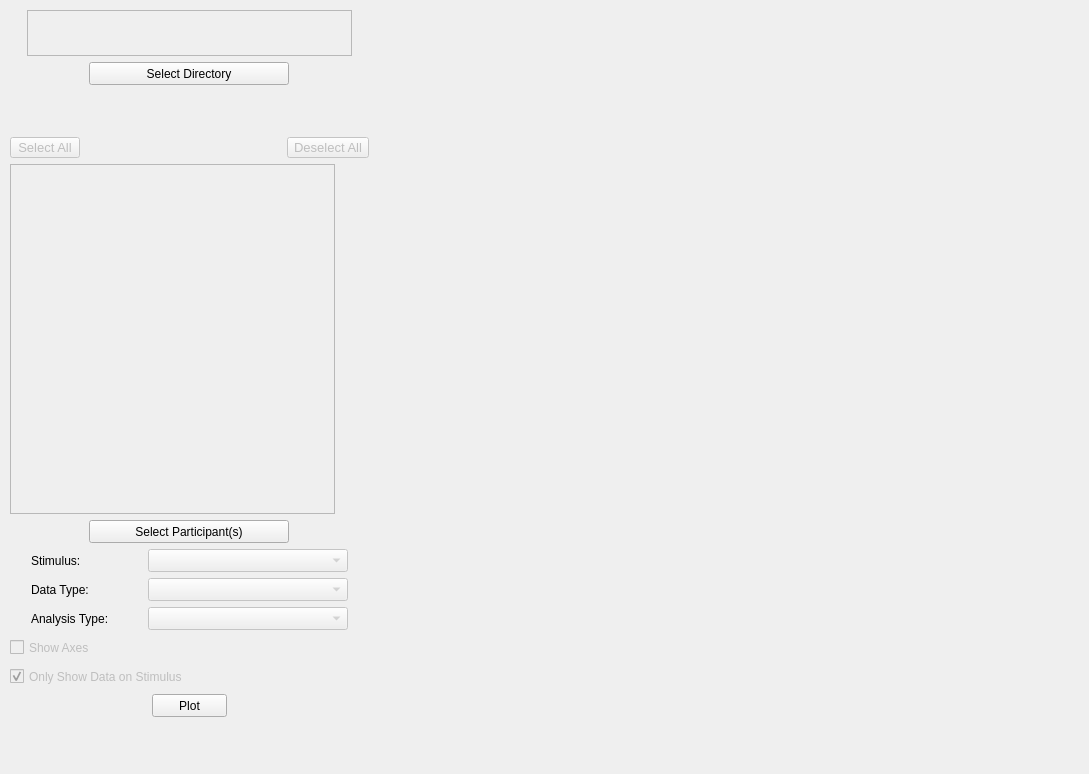
Above: src/main/app_gui.ui from ks061/eye-tracking-visualizer before the change. Below: the same form after it.
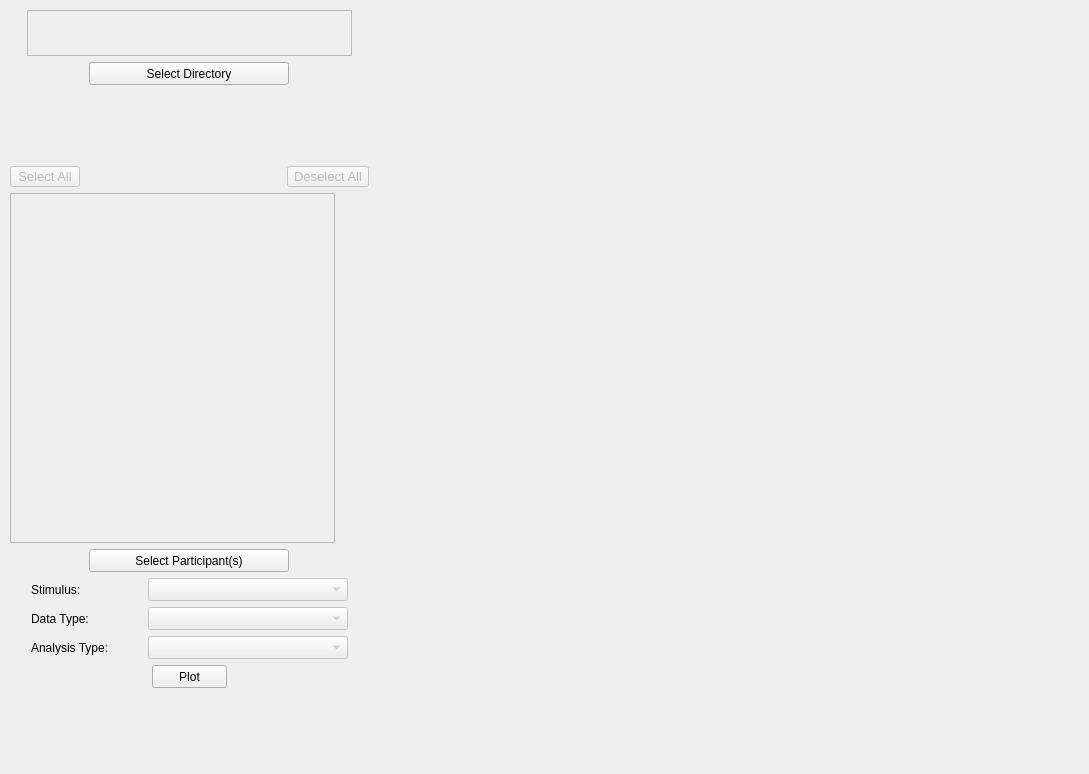
That is the form after the change.

Commit message: added model classes, line plot, heat map (density), plot overlayed on stimulus, and more refactoring overall

Patch:
```diff
--- a/src/main/app_gui.ui
+++ b/src/main/app_gui.ui
@@ -414,75 +414,6 @@
          </item>
         </layout>
        </item>
-       <item>
-        <layout class="QVBoxLayout" name="plot_config_selection_vbox" stretch="0,0">
-         <property name="spacing">
-          <number>-1</number>
-         </property>
-         <property name="sizeConstraint">
-          <enum>QLayout::SetDefaultConstraint</enum>
-         </property>
-         <property name="topMargin">
-          <number>0</number>
-         </property>
-         <item>
-          <widget class="QCheckBox" name="axes_selection_check_box">
-           <property name="enabled">
-            <bool>false</bool>
-           </property>
-           <property name="minimumSize">
-            <size>
-             <width>200</width>
-             <height>23</height>
-            </size>
-           </property>
-           <property name="maximumSize">
-            <size>
-             <width>200</width>
-             <height>23</height>
-            </size>
-           </property>
-           <property name="autoFillBackground">
-            <bool>true</bool>
-           </property>
-           <property name="styleSheet">
-            <string notr="true"/>
-           </property>
-           <property name="text">
-            <string>Show Axes</string>
-           </property>
-           <property name="checked">
-            <bool>false</bool>
-           </property>
-          </widget>
-         </item>
-         <item>
-          <widget class="QCheckBox" name="only_data_on_stimulus_selection_check_box">
-           <property name="enabled">
-            <bool>false</bool>
-           </property>
-           <property name="minimumSize">
-            <size>
-             <width>200</width>
-             <height>23</height>
-            </size>
-           </property>
-           <property name="maximumSize">
-            <size>
-             <width>200</width>
-             <height>23</height>
-            </size>
-           </property>
-           <property name="text">
-            <string>Only Show Data on Stimulus</string>
-           </property>
-           <property name="checked">
-            <bool>true</bool>
-           </property>
-          </widget>
-         </item>
-        </layout>
-       </item>
        <item alignment="Qt::AlignHCenter">
         <widget class="QPushButton" name="plot_button">
          <property name="minimumSize">
```
The commit also changes 25 other files.
